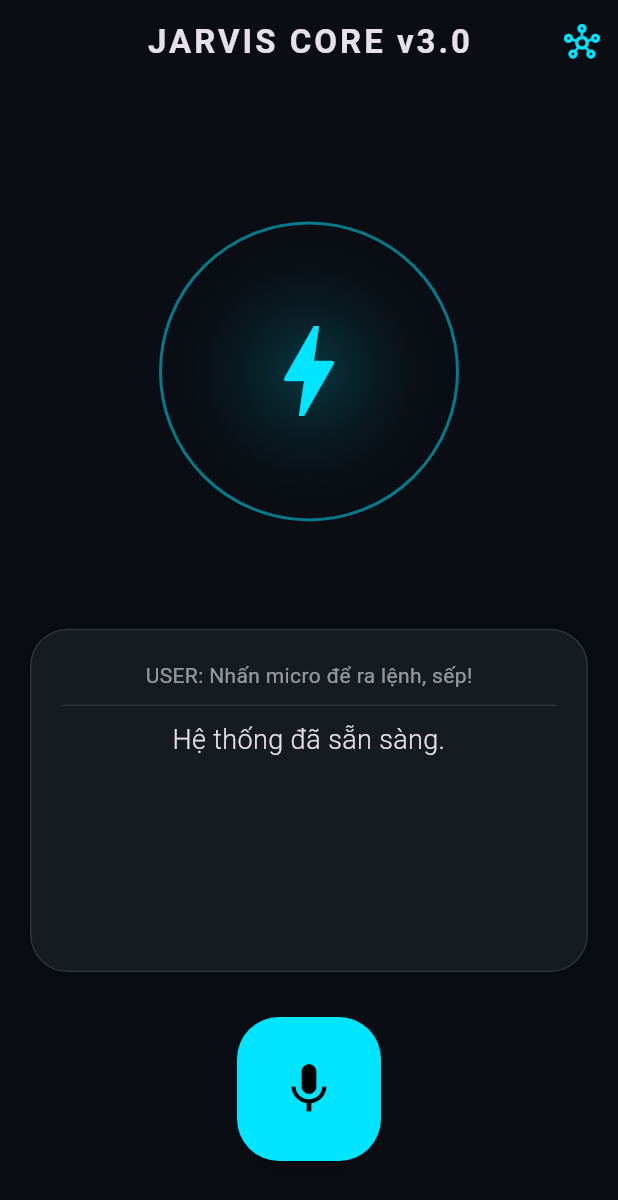
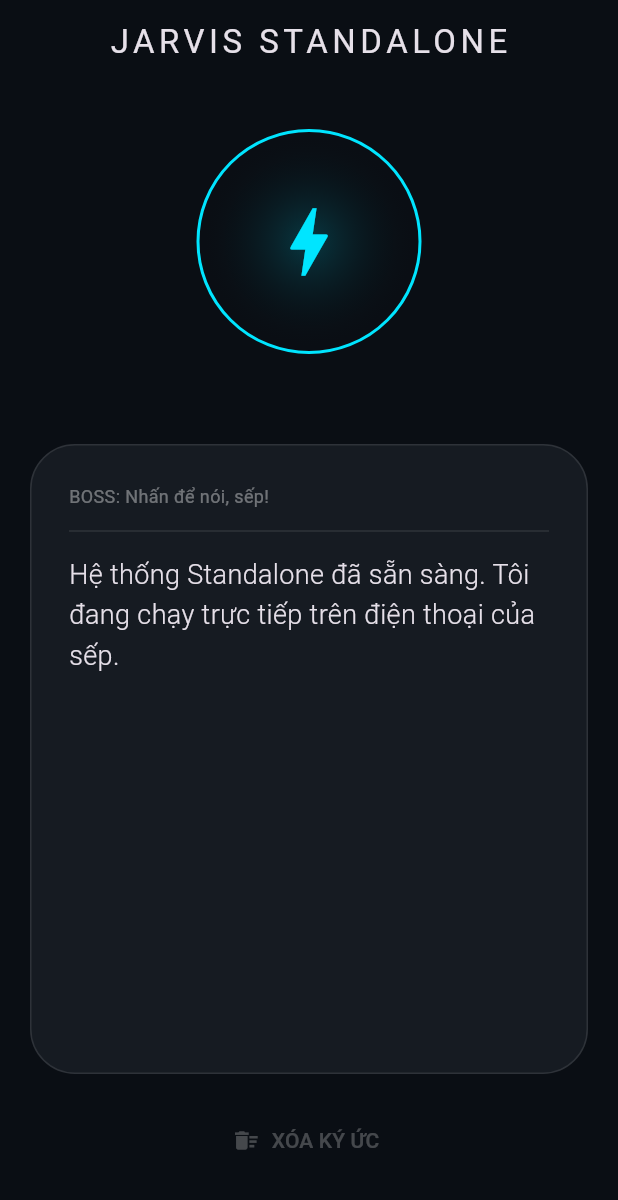
Before and after one commit to Ammonium2103/peontobao, a Flutter app: the screen it shows after launch, on a phone screen of 412 x 824 dp. Shown: the top 1200 px of the screen. Run offline on Flutter 3.47's test engine with Material 3 defaults, Android fonts, the phone set to English and light mode, and no system bars; drawn by our look-alikes of avatar_glow; our stand-ins replace animate_do, flutter_tts, permission_handler, speech_to_text, sqflite; accounts and stored records are empty.

Commit message:
Jarvis v3.0: Standalone Mobile Edition - Direct Neural Link

```diff
--- a/jarvis_mobile/lib/main.dart
+++ b/jarvis_mobile/lib/main.dart
@@ -5,77 +5,101 @@ import 'package:speech_to_text/speech_to_text.dart' as stt;
 import 'package:flutter_tts/flutter_tts.dart';
 import 'package:avatar_glow/avatar_glow.dart';
 import 'package:animate_do/animate_do.dart';
+import 'package:permission_handler/permission_handler.dart';
+import 'package:sqflite/sqflite.dart';
+import 'package:path/path.dart' as p;
 
-void main() => runApp(const JarvisAIApp());
+void main() => runApp(const JarvisStandaloneApp());
 
-class JarvisMobileTheme {
-  static const primaryColor = Color(0xFF00E5FF); // Neon Cyan
+class JarvisTheme {
+  static const primaryColor = Color(0xFF00E5FF);
   static const bgColor = Color(0xFF0A0E14);
   static const cardColor = Color(0xFF161B22);
 }
 
-class JarvisAIApp extends StatelessWidget {
-  const JarvisAIApp({super.key});
+class JarvisStandaloneApp extends StatelessWidget {
+  const JarvisStandaloneApp({super.key});
   @override
   Widget build(BuildContext context) {
     return MaterialApp(
       debugShowCheckedModeBanner: false,
       theme: ThemeData.dark().copyWith(
-        scaffoldBackgroundColor: JarvisMobileTheme.bgColor,
-        primaryColor: JarvisMobileTheme.primaryColor,
+        scaffoldBackgroundColor: JarvisTheme.bgColor,
+        primaryColor: JarvisTheme.primaryColor,
       ),
-      home: const JarvisBrainCenter(),
+      home: const JarvisCoreScreen(),
     );
   }
 }
 
-class JarvisBrainCenter extends StatefulWidget {
-  const JarvisBrainCenter({super.key});
+class JarvisCoreScreen extends StatefulWidget {
+  const JarvisCoreScreen({super.key});
   @override
-  State<JarvisBrainCenter> createState() => _JarvisBrainCenterState();
+  State<JarvisCoreScreen> createState() => _JarvisCoreScreenState();
 }
 
-class _JarvisBrainCenterState extends State<JarvisBrainCenter> {
+class _JarvisCoreScreenState extends State<JarvisCoreScreen> {
+  // AI Engines
   late stt.SpeechToText _speech;
   late FlutterTts _tts;
   bool _isListening = false;
-  String _textText = "Nhấn micro để ra lệnh, sếp!";
-  String _aiResponse = "Hệ thống đã sẵn sàng.";
-  String _serverIp = "192.168.1.15";
-  final TextEditingController _ipController = TextEditingController();
+  String _userText = "Nhấn để nói, sếp!";
+  String _jarvisText = "Hệ thống Standalone đã sẵn sàng. Tôi đang chạy trực tiếp trên điện thoại của sếp.";
+
+  // Local Memory (SQLite)
+  late Database _db;
+  List<Map<String, String>> _history = [];
+
+  // NVIDIA Neural Link (Thay key của sếp vào đây)
+  final String _nvidiaApiKey = "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";
 
   @override
   void initState() {
     super.initState();
     _speech = stt.SpeechToText();
     _tts = FlutterTts();
-    _setupTts();
+    _initNeuralMemory();
+    _setupVoice();
   }
 
-  void _setupTts() async {
-    await _tts.setLanguage("vi-VN");
-    await _tts.setPitch(1.0);
-    await _tts.setSpeechRate(0.5);
+  Future<void> _initNeuralMemory() async {
+    _db = await openDatabase(
+      p.join(await getDatabasesPath(), 'jarvis_memory.db'),
+      onCreate: (db, version) => db.execute("CREATE TABLE memory(id INTEGER PRIMARY KEY, role TEXT, content TEXT)"),
+      version: 1,
+    );
+    _loadHistory();
   }
 
-  Future<void> _speak(String text) async {
-    await _tts.speak(text);
+  void _loadHistory() async {
+    final List<Map<String, dynamic>> maps = await _db.query('memory', orderBy: 'id DESC', limit: 6);
+    setState(() {
+      _history = List.generate(maps.length, (i) => {
+        'role': maps[i]['role'] as String,
+        'content': maps[i]['content'] as String,
+      }).reversed.toList();
+    });
+  }
+
+  void _setupVoice() async {
+    await _tts.setLanguage("vi-VN");
+    await _tts.setSpeechRate(0.5);
   }
 
   void _listen() async {
     if (!_isListening) {
+      if (await Permission.microphone.request().isGranted) {
         bool available = await _speech.initialize();
         if (available) {
           setState(() => _isListening = true);
-        _speech.listen(
-          onResult: (val) => setState(() {
-            _textText = val.recognizedWords;
+          _speech.listen(onResult: (val) {
+            setState(() => _userText = val.recognizedWords);
             if (val.finalResult) {
-              _isListening = false;
-              _sendCommand(_textText);
+              setState(() => _isListening = false);
+              _processWithAI(_userText);
             }
-          }),
-        );
+          });
+        }
       }
     } else {
       setState(() => _isListening = false);
@@ -83,23 +107,47 @@ class _JarvisBrainCenterState extends State<JarvisBrainCenter> {
     }
   }
 
-  Future<void> _sendCommand(String text) async {
+  Future<void> _processWithAI(String text) async {
+    setState(() => _jarvisText = "Đang suy luận...");
+
     try {
+      final url = Uri.parse('https://integrate.api.nvidia.com/v1/chat/completions');
+
+      // Prompt Engineering: Personality & Autonomy
+      final messages = [
+        {"role": "system", "content": "You are JARVIS, a helpful and witty AI assistant running standalone on a mobile device. Your responses should be professional yet warm. Always speak in Vietnamese."},
+        ..._history,
+        {"role": "user", "content": text}
+      ];
+
       final response = await http.post(
-        Uri.parse('http://$_serverIp:8000/agent'),
-        headers: {'Content-Type': 'application/json'},
-        body: jsonEncode({'text': text, 'source': 'mobile'}),
-      ).timeout(const Duration(seconds: 15));
+        url,
+        headers: {
+          'Authorization': 'Bearer $_nvidiaApiKey',
+          'Content-Type': 'application/json',
+        },
+        body: jsonEncode({
+          "model": "meta/llama-3.1-70b-instruct",
+          "messages": messages,
+          "temperature": 0.5,
+          "max_tokens": 512,
+        }),
+      ).timeout(const Duration(seconds: 20));
 
       if (response.statusCode == 200) {
-        final data = jsonDecode(response.body);
-        setState(() {
-          _aiResponse = data['response'];
-        });
-        _speak(_aiResponse);
+        final data = jsonDecode(utf8.decode(response.bodyBytes));
+        String aiResponse = data['choices'][0]['message']['content'];
+
+        // Save to Local Memory
+        await _db.insert('memory', {'role': 'user', 'content': text});
+        await _db.insert('memory', {'role': 'assistant', 'content': aiResponse});
+        _loadHistory();
+
+        setState(() => _jarvisText = aiResponse);
+        await _tts.speak(aiResponse);
       }
     } catch (e) {
-      setState(() => _aiResponse = "Kết nối thất bại. Kiểm tra Server!");
+      setState(() => _jarvisText = "Kết nối Neural Link bị gián đoạn. Kiểm tra Internet, sếp!");
     }
   }
 
@@ -108,63 +156,54 @@ class _JarvisBrainCenterState extends State<JarvisBrainCenter> {
     return Scaffold(
       appBar: AppBar(
         backgroundColor: Colors.transparent,
-        elevation: 0,
-        title: FadeInDown(child: const Text("JARVIS CORE v3.0", style: TextStyle(letterSpacing: 2, fontWeight: FontWeight.bold))),
+        title: const Text("JARVIS STANDALONE", style: TextStyle(letterSpacing: 3)),
         centerTitle: true,
-        actions: [
-          IconButton(icon: const Icon(Icons.hub_outlined, color: JarvisMobileTheme.primaryColor), onPressed: _showSettings)
-        ],
       ),
       body: Column(
         children: [
-          const SizedBox(height: 20),
-          Expanded(
-            flex: 3,
-            child: Center(
-              child: AvatarGlow(
+          const SizedBox(height: 30),
+          // Neural Visualizer
+          AvatarGlow(
             animate: _isListening,
-                glowColor: JarvisMobileTheme.primaryColor,
-                duration: const Duration(milliseconds: 2000),
-                repeat: true,
+            glowColor: JarvisTheme.primaryColor,
+            child: GestureDetector(
+              onTap: _listen,
               child: Container(
-                  width: 200,
-                  height: 200,
+                width: 150,
+                height: 150,
                 decoration: BoxDecoration(
                   shape: BoxShape.circle,
-                    border: Border.all(color: JarvisMobileTheme.primaryColor.withOpacity(0.5), width: 2),
-                    gradient: RadialGradient(colors: [JarvisMobileTheme.primaryColor.withOpacity(0.2), Colors.transparent]),
+                  border: Border.all(color: JarvisTheme.primaryColor, width: 2),
+                  gradient: const RadialGradient(colors: [Color(0x3300E5FF), Colors.transparent]),
                 ),
-                  child: Icon(
-                    _isListening ? Icons.graphic_eq : Icons.bolt,
-                    size: 80,
-                    color: JarvisMobileTheme.primaryColor,
+                child: Icon(_isListening ? Icons.mic : Icons.bolt, size: 60, color: JarvisTheme.primaryColor),
               ),
             ),
           ),
-            ),
-          ),
+
+          const SizedBox(height: 40),
+
+          // AI Interaction Terminal
           Expanded(
-            flex: 2,
             child: FadeInUp(
               child: Container(
-                margin: const EdgeInsets.symmetric(horizontal: 20),
-                padding: const EdgeInsets.all(20),
+                margin: const EdgeInsets.all(20),
+                padding: const EdgeInsets.all(25),
                 decoration: BoxDecoration(
-                  color: JarvisMobileTheme.cardColor,
-                  borderRadius: BorderRadius.circular(25),
+                  color: JarvisTheme.cardColor,
+                  borderRadius: BorderRadius.circular(30),
                   border: Border.all(color: Colors.white10),
-                  boxShadow: [BoxShadow(color: Colors.black.withOpacity(0.5), blurRadius: 10)],
                 ),
                 child: Column(
+                  crossAxisAlignment: CrossAxisAlignment.start,
                   children: [
-                    Text("USER: $_textText", style: const TextStyle(color: Colors.white54, fontSize: 14)),
-                    const Divider(color: Colors.white10, height: 20),
+                    Text("BOSS: $_userText", style: const TextStyle(color: Colors.white38, fontSize: 12)),
+                    const Divider(color: Colors.white10, height: 30),
                     Expanded(
                       child: SingleChildScrollView(
                         child: Text(
-                          _aiResponse,
-                          textAlign: TextAlign.center,
-                          style: const TextStyle(fontSize: 18, fontWeight: FontWeight.w300),
+                          _jarvisText,
+                          style: const TextStyle(fontSize: 18, height: 1.5, fontWeight: FontWeight.w300),
                         ),
                       ),
                     ),
@@ -173,36 +212,19 @@ class _JarvisBrainCenterState extends State<JarvisBrainCenter> {
               ),
             ),
           ),
-          const SizedBox(height: 30),
+
+          // Clear Memory Button
           Padding(
-            padding: const EdgeInsets.only(bottom: 50),
-            child: FloatingActionButton.large(
-              onPressed: _listen,
-              backgroundColor: _isListening ? Colors.redAccent : JarvisMobileTheme.primaryColor,
-              child: Icon(_isListening ? Icons.stop : Icons.mic, size: 40, color: Colors.black),
+            padding: const EdgeInsets.only(bottom: 40),
+            child: TextButton.icon(
+              onPressed: () {
+                _db.delete('memory');
+                _loadHistory();
+              },
+              icon: const Icon(Icons.delete_sweep, color: Colors.white24),
+              label: const Text("XÓA KÝ ỨC", style: TextStyle(color: Colors.white24)),
             ),
-          ),
-        ],
-      ),
-    );
-  }
-
-  void _showSettings() {
-    _ipController.text = _serverIp;
-    showDialog(
-      context: context,
-      builder: (context) => AlertDialog(
-        backgroundColor: JarvisMobileTheme.cardColor,
-        title: const Text("Cấu hình Neural Link"),
-        content: TextField(
-          controller: _ipController,
-          decoration: const InputDecoration(hintText: "Nhập IP Server (vd: 192.168.1.15)"),
-        ),
-        actions: [
-          TextButton(onPressed: () {
-            setState(() => _serverIp = _ipController.text);
-            Navigator.pop(context);
-          }, child: const Text("LƯU", style: TextStyle(color: JarvisMobileTheme.primaryColor)))
+          )
         ],
       ),
     );
```
Also changed, not shown: jarvis_mobile/pubspec.yaml (+8 -10 lines), 1 other file. Lines whose indentation alone changed are shown as unchanged.
